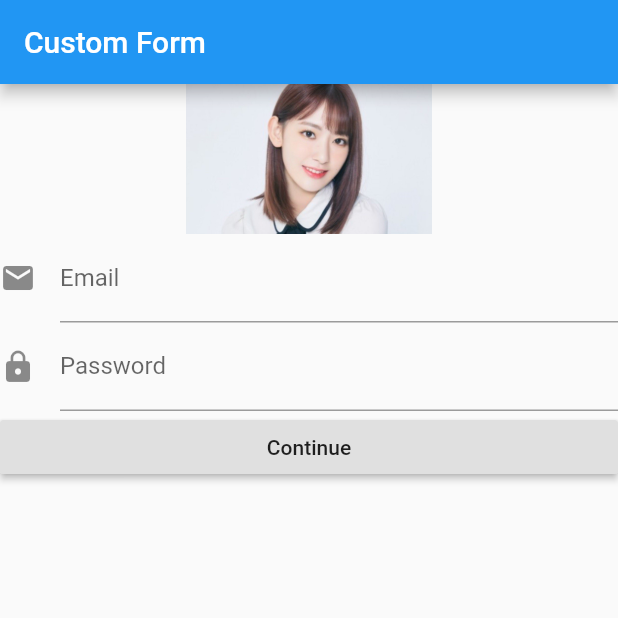
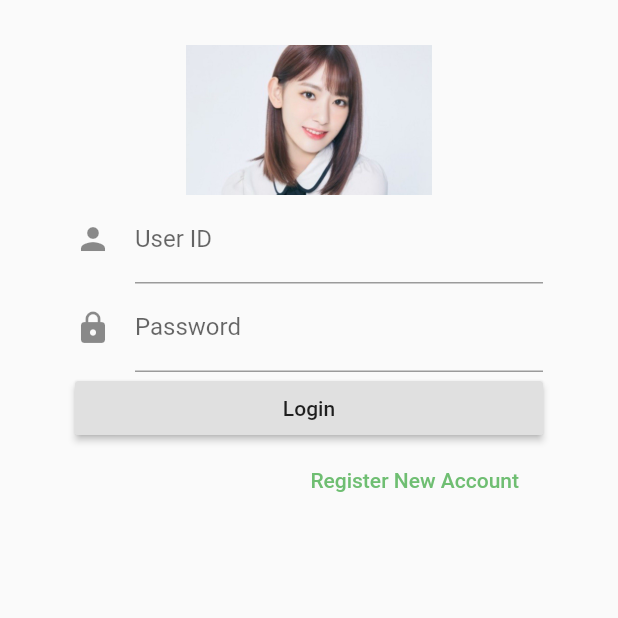
Before and after one commit to boomNDS/flutter_lab2, a Flutter app: the screen it shows after launch, on a phone screen of 412 x 824 dp, the top half of it. Run offline on Flutter 3.47's test engine with Material 2 defaults, Android fonts, the phone set to English and light mode, and no system bars.

Commit message:
add demo1

```diff
--- a/lib/main.dart
+++ b/lib/main.dart
@@ -2,7 +2,9 @@ import 'package:flutter/material.dart';
 import './ui/first_screen.dart';
 import './ui/second_screen.dart';
 import './ui/detail_screen.dart';
-import './ui/my_custom_form.dart';
+import './ui/login_form.dart';
+import './ui/register_form.dart';
+import './ui/home_screen.dart';
 
 void main() => runApp(MyApp());
 
@@ -18,8 +20,12 @@ class MyApp extends StatelessWidget {
       // home: MyHomePage(),
       initialRoute: "/",
       routes: {
-        "/": (context) => MyCustomForm(),
+        "/": (context) => Loginform(),
         "/second": (context) => DetailScreen(title:"test"),
+        "/first" : (context) => FirstScreen(),
+        "/register": (context) => RegisterForm(),
+        "/home": (context) => Homescreen(),
+        "login": (context) => Loginform(),
       },
     );
   }
--- a/lib/ui/my_custom_form.dart
+++ b/lib/ui/login_form.dart
@@ -1,25 +1,25 @@
 import 'package:flutter/material.dart';
 
-class MyCustomForm extends StatefulWidget{
+class Loginform extends StatefulWidget{
   @override
-  MyCustomFormState createState() {
+  LoginformState createState() {
     // TODO: implement createState
-    return MyCustomFormState();
+    return LoginformState();
       }
 }
 
-class MyCustomFormState extends State<MyCustomForm>{
+class LoginformState extends State<Loginform>{
   final _formKey = GlobalKey<FormState>();
-
+  String _id;
+  String _pass;
 
   @override
   Widget build(BuildContext context) {
     // TODO: implement build
     return Scaffold(
-      appBar: AppBar(
-        title: Text("Custom Form"),
-      ),
-      body: Form(
+      body: Padding(
+        padding: EdgeInsets.fromLTRB(50, 30, 50, 30),
+        child:Form(
         key: _formKey,
         child: ListView(
           children: <Widget>[
@@ -29,15 +29,17 @@ class MyCustomFormState extends State<MyCustomForm>{
               ),
             TextFormField(
               decoration: InputDecoration(
-                labelText: "Email",
-                hintText: "Please input your email",
-                icon: Icon(Icons.email),
+                labelText: "User ID",
+                hintText: "Please input your ID",
+                icon: Icon(Icons.person),
               ),
-              keyboardType: TextInputType.emailAddress,
+              keyboardType: TextInputType.text,
               onSaved: (value) => print(value),
                 validator: (value){
                   if(value.isEmpty){
                     return "Please  input value";
+                  }else if(value != "admin"){
+                    return "user or password ไม่ถูกต้อง";
                   }
                 },
             ),
@@ -57,13 +59,29 @@ class MyCustomFormState extends State<MyCustomForm>{
                 },
             ),
             RaisedButton(
-              child: Text("Continue"),
+              child: Text("Login"),
               onPressed: (){
                 _formKey.currentState.validate();
+                Navigator.pushNamed(context, "/home");
               },
+            ),
+            FlatButton(
+              child: SizedBox(
+                width: double.infinity,
+                child: Text(
+                  'Register New Account',
+                  textAlign: TextAlign.right,
+                  style:  TextStyle(color: Colors.green.withOpacity(0.8)),
+                ),
+              ),
+                onPressed: (){
+                  print("click register new account");
+                  Navigator.pushNamed(context, "/register");
+                },
             )
           ],
         ),
       ),
+      ),
     );
   }}
```
Also changed, not shown: lib/ui/home_screen.dart (added, +66 -0 lines), lib/ui/register_form.dart (added, +90 -0 lines).
